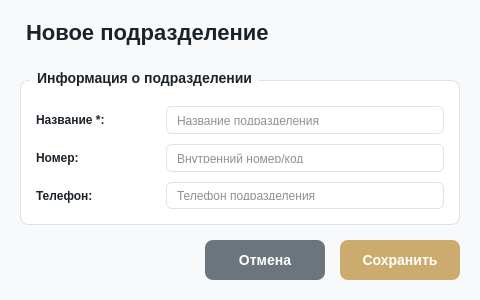
The window that client/ui/system/departments/department_dialog.ui (lerakaplich/Documents) describes before a commit, drawn with Qt 5.
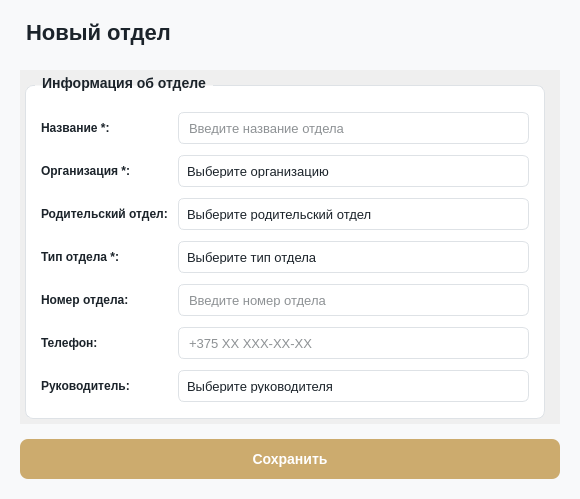
The same window after the commit. Icons and pictures are not drawn.

Diff of the .ui file:
```diff
--- a/client/ui/system/departments/department_dialog.ui
+++ b/client/ui/system/departments/department_dialog.ui
@@ -6,62 +6,188 @@
    <rect>
     <x>0</x>
     <y>0</y>
-    <width>480</width>
-    <height>300</height>
+    <width>580</width>
+    <height>499</height>
    </rect>
   </property>
-  <property name="minimumSize">
-   <size>
-    <width>480</width>
-    <height>300</height>
-   </size>
-  </property>
-  <property name="maximumSize">
-   <size>
-    <width>16777215</width>
-    <height>300</height>
-   </size>
-  </property>
   <property name="windowTitle">
    <string>Подразделение</string>
   </property>
   <property name="styleSheet">
-   <string notr="true">
+   <string notr="true">QScrollArea {
+ border: none;
+ background-color: transparent;
+}
 QDialog {
     background-color: #f8f9fa;
 }
-</string>
-  </property>
-  <layout class="QVBoxLayout" name="mainLayout">
-   <property name="spacing">
-    <number>15</number>
-   </property>
-   <property name="leftMargin">
-    <number>20</number>
-   </property>
-   <property name="topMargin">
-    <number>20</number>
-   </property>
-   <property name="rightMargin">
-    <number>20</number>
-   </property>
-   <property name="bottomMargin">
-    <number>20</number>
-   </property>
-   <item>
-    <widget class="QLabel" name="titleLabel">
-     <property name="styleSheet">
-      <string>font-size: 22px; font-weight: bold; color: #1B232A; margin-bottom: 10px;</string>
-     </property>
-     <property name="text">
-      <string>Новое подразделение</string>
-     </property>
-    </widget>
-   </item>
-   <item>
-    <widget class="QGroupBox" name="deptInfoGroup">
-     <property name="styleSheet">
-      <string>QGroupBox {
+QCheckBox {
+    color: #1B232A;
+    spacing: 0px;
+    font-size: 12px;
+    background: transparent;
+}
+
+QCheckBox::indicator {
+    width: 18px;
+    height: 18px;
+    image: url(&quot;D:/Documents/client/icons/cb_unchecked.png&quot;);
+}
+
+QCheckBox::indicator:checked {
+    image: url(&quot;D:/Documents/client/icons/cb_checked.png&quot;);
+}
+
+QScrollBar::vertical {
+    background: #F5F5F5;
+    width: 8px;
+    border-radius: 4px;
+    margin: 0px;
+    border: none;
+}
+
+QScrollBar::handle:vertical {
+    background: #C1C1C1;
+    border-radius: 4px;
+    min-height: 20px;
+}
+
+QScrollBar::handle:vertical:hover {
+    background: #A0A0A0;
+}
+
+QScrollBar::handle:vertical:pressed {
+    background: #888888;
+}
+
+QScrollBar::add-line:vertical,
+QScrollBar::sub-line:vertical {
+    border: none;
+    background: none;
+    width: 0px;
+    height: 0px;
+}
+
+QScrollBar::add-page:vertical,
+QScrollBar::sub-page:vertical {
+    background: none;
+}
+
+QScrollBar:horizontal {
+    border: none;
+    background: #F5F5F5;
+    height: 8px;
+    margin: 0px;
+    border-radius: 4px;
+}
+
+QScrollBar::handle:horizontal {
+    background: #C1C1C1;
+    border-radius: 4px;
+    min-width: 20px;
+}
+
+QScrollBar::handle:horizontal:hover {
+    background: #A0A0A0;
+}
+
+QScrollBar::handle:horizontal:pressed {
+    background: #888888;
+}
+
+QScrollBar::add-line:horizontal,
+QScrollBar::sub-line:horizontal {
+    border: none;
+    background: none;
+    width: 0px;
+    height: 0px;
+}
+
+QScrollBar::add-page:horizontal,
+QScrollBar::sub-page:horizontal {
+    background: none;
+}
+
+/* ===== СТИЛИ ДЛЯ QComboBox ===== */
+QComboBox {
+    border: 1px solid #dee2e6;
+    border-radius: 6px;
+    padding: 8px;
+    padding-right: 30px;
+    background-color: white;
+    color: #1B232A;
+    font-size: 13px;
+    outline: none;
+}
+
+QComboBox:hover {
+    border-color: #ccab6e;
+}
+
+QComboBox:focus {
+    border: 2px solid #ccab6e;
+}
+
+QComboBox::drop-down {
+    subcontrol-origin: padding;
+    subcontrol-position: top right;
+    width: 30px;
+    border: none;
+}
+
+QComboBox::down-arrow {
+    image: url(D:/Documents/client/icons/down_arrow_combo.svg);
+    width: 16px;
+    height: 16px;
+    margin-right: 6px;
+}
+
+QComboBox QAbstractItemView {
+    border-radius: 6px;
+    background-color: white;
+    color: #1B232A;
+    padding: 4px;
+    outline: none;
+    border: 1px solid #ccab6e;
+}
+
+QComboBox QAbstractItemView::item {
+    padding: 8px;
+    color: #1B232A;
+    border: none;
+    outline: none;
+}
+
+QComboBox QAbstractItemView::item:hover {
+    background-color: #e3f2fd;
+    color: #1B232A;
+}
+
+QComboBox QAbstractItemView::item:selected {
+    background-color: #e3f2fd;
+    color: #1B232A;
+}
+
+/* ===== СТИЛИ ДЛЯ QLineEdit ===== */
+QLineEdit {
+    border: 1px solid #dee2e6;
+    border-radius: 6px;
+    padding: 8px;
+    background-color: white;
+    color: #1B232A;
+    font-size: 13px;
+}
+
+QLineEdit:hover {
+    border-color: #ccab6e;
+}
+
+QLineEdit:focus {
+    border: 2px solid #ccab6e;
+}
+
+/* ===== СТИЛИ ДЛЯ QGroupBox ===== */
+QGroupBox {
     font-weight: bold;
     font-size: 14px;
     border: 1px solid #dee2e6;
@@ -75,12 +201,157 @@
     left: 10px;
     padding: 0 5px 0 5px;
     color: #1B232A;
+}
+
+/* ===== СТИЛИ ДЛЯ QPushButton (Сохранить) ===== */
+QPushButton#saveButton {
+    background-color: #ccab6e;
+    color: white;
+    border-radius: 8px;
+    font-weight: bold;
+    font-size: 14px;
+    border: none;
+}
+QPushButton#saveButton:hover {
+    background-color: #b8945a;
+}
+QPushButton#saveButton:pressed {
+    background-color: #a07d4a;
 }</string>
      </property>
+  <layout class="QVBoxLayout" name="mainLayout">
+   <property name="spacing">
+    <number>15</number>
+   </property>
+   <property name="leftMargin">
+    <number>20</number>
+   </property>
+   <property name="topMargin">
+    <number>20</number>
+   </property>
+   <property name="rightMargin">
+    <number>20</number>
+   </property>
+   <property name="bottomMargin">
+    <number>20</number>
+   </property>
+   <item>
+    <widget class="QLabel" name="titleLabel">
+     <property name="styleSheet">
+      <string>font-size: 22px; font-weight: bold; color: #1B232A; margin-bottom: 10px;</string>
+     </property>
+     <property name="text">
+      <string>Новый отдел</string>
+     </property>
+    </widget>
+   </item>
+   <item>
+    <widget class="QScrollArea" name="scrollArea">
+     <property name="styleSheet">
+      <string notr="true">QScrollBar::vertical {
+    background: #F5F5F5;
+    width: 8px;
+    border-radius: 4px;
+    margin: 0px;
+    border: none;
+}
+
+QScrollBar::handle:vertical {
+    background: #C1C1C1;
+    border-radius: 4px;
+    min-height: 20px;
+}
+
+QScrollBar::handle:vertical:hover {
+    background: #A0A0A0;
+}
+
+QScrollBar::handle:vertical:pressed {
+    background: #888888;
+}
+
+QScrollBar::add-line:vertical,
+QScrollBar::sub-line:vertical {
+    border: none;
+    background: none;
+    width: 0px;
+    height: 0px;
+}
+
+QScrollBar::add-page:vertical,
+QScrollBar::sub-page:vertical {
+    background: none;
+}
+
+QScrollBar:horizontal {
+    border: none;
+    background: #F5F5F5;
+    height: 8px;
+    margin: 0px;
+    border-radius: 4px;
+}
+
+QScrollBar::handle:horizontal {
+    background: #C1C1C1;
+    border-radius: 4px;
+    min-width: 20px;
+}
+
+QScrollBar::handle:horizontal:hover {
+    background: #A0A0A0;
+}
+
+QScrollBar::handle:horizontal:pressed {
+    background: #888888;
+}
+
+QScrollBar::add-line:horizontal,
+QScrollBar::sub-line:horizontal {
+    border: none;
+    background: none;
+    width: 0px;
+    height: 0px;
+}
+
+QScrollBar::add-page:horizontal,
+QScrollBar::sub-page:horizontal {
+    background: none;
+}</string>
+     </property>
+     <property name="widgetResizable">
+      <bool>true</bool>
+     </property>
+     <widget class="QWidget" name="scrollContent">
+      <property name="geometry">
+       <rect>
+        <x>0</x>
+        <y>0</y>
+        <width>540</width>
+        <height>349</height>
+       </rect>
+      </property>
+      <layout class="QVBoxLayout" name="scrollLayout">
+       <property name="spacing">
+        <number>20</number>
+       </property>
+       <property name="leftMargin">
+        <number>5</number>
+       </property>
+       <property name="topMargin">
+        <number>5</number>
+       </property>
+       <property name="rightMargin">
+        <number>15</number>
+       </property>
+       <property name="bottomMargin">
+        <number>5</number>
+       </property>
+       <item>
+        <widget class="QGroupBox" name="departmentInfoGroup">
      <property name="title">
-      <string>Информация о подразделении</string>
-     </property>
-     <layout class="QGridLayout" name="deptInfoLayout">
+          <string>Информация об отделе</string>
+         </property>
+         <layout class="QGridLayout" name="departmentInfoLayout">
       <property name="leftMargin">
        <number>15</number>
       </property>
@@ -97,13 +368,7 @@
        <number>10</number>
       </property>
       <item row="0" column="0">
-       <widget class="QLabel" name="labelName">
-        <property name="minimumSize">
-         <size>
-          <width>120</width>
-          <height>0</height>
-         </size>
-        </property>
+           <widget class="QLabel" name="nameLabel">
         <property name="styleSheet">
          <string>color: #1B232A; font-weight: 500;</string>
         </property>
@@ -113,12 +378,21 @@
        </widget>
       </item>
       <item row="0" column="1">
-       <widget class="QLineEdit" name="lineEditName">
-        <property name="styleSheet">
-         <string>border: 1px solid #dee2e6; border-radius: 6px; padding: 8px; background-color: white; color: #1B232A;</string>
+           <widget class="QLineEdit" name="nameEdit">
+            <property name="minimumSize">
+             <size>
+              <width>0</width>
+              <height>32</height>
+             </size>
+            </property>
+            <property name="maximumSize">
+             <size>
+              <width>16777215</width>
+              <height>32</height>
+             </size>
         </property>
         <property name="placeholderText">
-         <string>Название подразделения</string>
+             <string>Введите название отдела</string>
         </property>
        </widget>
       </item>
@@ -128,17 +402,29 @@
          <string>color: #1B232A; font-weight: 500;</string>
         </property>
         <property name="text">
-         <string>Номер:</string>
+             <string>Организация *:</string>
         </property>
        </widget>
       </item>
       <item row="1" column="1">
-       <widget class="QLineEdit" name="lineEditNumber">
+           <widget class="QComboBox" name="organizationCombo">
+            <property name="minimumSize">
+             <size>
+              <width>0</width>
+              <height>32</height>
+             </size>
+            </property>
+            <property name="maximumSize">
+             <size>
+              <width>16777215</width>
+              <height>32</height>
+             </size>
+            </property>
         <property name="styleSheet">
-         <string>border: 1px solid #dee2e6; border-radius: 6px; padding: 8px; background-color: white; color: #1B232A;</string>
+             <string notr="true">background-color: transparent;</string>
         </property>
         <property name="placeholderText">
-         <string>Внутренний номер/код</string>
+             <string>Выберите организацию</string>
         </property>
        </widget>
       </item>
@@ -148,106 +434,173 @@
          <string>color: #1B232A; font-weight: 500;</string>
         </property>
         <property name="text">
-         <string>Телефон:</string>
+             <string>Родительский отдел:</string>
         </property>
        </widget>
       </item>
       <item row="2" column="1">
-       <widget class="QLineEdit" name="lineEditPhone">
-        <property name="styleSheet">
-         <string>border: 1px solid #dee2e6; border-radius: 6px; padding: 8px; background-color: white; color: #1B232A;</string>
-        </property>
+           <widget class="QComboBox" name="parentDepartmentCombo">
+            <property name="minimumSize">
+             <size>
+              <width>0</width>
+              <height>32</height>
+             </size>
+            </property>
+            <property name="maximumSize">
+             <size>
+              <width>16777215</width>
+              <height>32</height>
+             </size>
+            </property>
         <property name="placeholderText">
-         <string>Телефон подразделения</string>
+             <string>Выберите родительский отдел</string>
         </property>
        </widget>
       </item>
-     </layout>
-    </widget>
-   </item>
-   <item>
-    <layout class="QHBoxLayout" name="buttonLayout">
-     <property name="spacing">
-      <number>15</number>
-     </property>
-     <item>
-      <spacer name="buttonSpacer">
-       <property name="orientation">
-        <enum>Qt::Orientation::Horizontal</enum>
-       </property>
-       <property name="sizeHint" stdset="0">
+          <item row="3" column="0">
+           <widget class="QLabel" name="typeLabel">
+            <property name="styleSheet">
+             <string>color: #1B232A; font-weight: 500;</string>
+            </property>
+            <property name="text">
+             <string>Тип отдела *:</string>
+            </property>
+           </widget>
+          </item>
+          <item row="3" column="1">
+           <widget class="QComboBox" name="typeCombo">
+            <property name="minimumSize">
+             <size>
+              <width>0</width>
+              <height>32</height>
+             </size>
+            </property>
+            <property name="maximumSize">
+             <size>
+              <width>16777215</width>
+              <height>32</height>
+             </size>
+            </property>
+            <property name="placeholderText">
+             <string>Выберите тип отдела</string>
+            </property>
+           </widget>
+          </item>
+          <item row="4" column="0">
+           <widget class="QLabel" name="departmentNumberLabel">
+            <property name="styleSheet">
+             <string>color: #1B232A; font-weight: 500;</string>
+            </property>
+            <property name="text">
+             <string>Номер отдела:</string>
+            </property>
+           </widget>
+          </item>
+          <item row="4" column="1">
+           <widget class="QLineEdit" name="departmentNumberEdit">
+            <property name="minimumSize">
         <size>
-         <width>40</width>
-         <height>20</height>
-        </size>
-       </property>
-      </spacer>
-     </item>
-     <item>
-      <widget class="QPushButton" name="btnCancel">
+              <width>0</width>
+              <height>32</height>
+             </size>
+            </property>
+            <property name="maximumSize">
+             <size>
+              <width>16777215</width>
+              <height>32</height>
+             </size>
+            </property>
+            <property name="placeholderText">
+             <string>Введите номер отдела</string>
+            </property>
+           </widget>
+          </item>
+          <item row="5" column="0">
+           <widget class="QLabel" name="phoneLabel">
+            <property name="styleSheet">
+             <string>color: #1B232A; font-weight: 500;</string>
+            </property>
+            <property name="text">
+             <string>Телефон:</string>
+            </property>
+           </widget>
+          </item>
+          <item row="5" column="1">
+           <widget class="QLineEdit" name="phoneEdit">
        <property name="minimumSize">
         <size>
-         <width>120</width>
-         <height>40</height>
-        </size>
-       </property>
-       <property name="cursor">
-        <cursorShape>PointingHandCursor</cursorShape>
-       </property>
+              <width>0</width>
+              <height>32</height>
+             </size>
+            </property>
+            <property name="maximumSize">
+             <size>
+              <width>16777215</width>
+              <height>32</height>
+             </size>
+            </property>
+            <property name="placeholderText">
+             <string>+375 XX XXX-XX-XX</string>
+            </property>
+           </widget>
+          </item>
+          <item row="6" column="0">
+           <widget class="QLabel" name="headLabel">
        <property name="styleSheet">
-        <string>QPushButton {
-    background-color: #6c757d;
-    color: white;
-    border-radius: 8px;
-    font-weight: bold;
-    font-size: 14px;
-    border: none;
-}
-QPushButton:hover {
-    background-color: #5a6268;
-}
-QPushButton:pressed {
-    background-color: #545b62;
-}</string>
+             <string>color: #1B232A; font-weight: 500;</string>
        </property>
        <property name="text">
-        <string>Отмена</string>
+             <string>Руководитель:</string>
        </property>
       </widget>
      </item>
+          <item row="6" column="1">
+           <widget class="QComboBox" name="headCombo">
+            <property name="minimumSize">
+             <size>
+              <width>0</width>
+              <height>32</height>
+             </size>
+            </property>
+            <property name="maximumSize">
+             <size>
+              <width>16777215</width>
+              <height>32</height>
+             </size>
+            </property>
+            <property name="placeholderText">
+             <string>Выберите руководителя</string>
+            </property>
+           </widget>
+          </item>
+         </layout>
+        </widget>
+       </item>
+      </layout>
+     </widget>
+    </widget>
+   </item>
      <item>
-      <widget class="QPushButton" name="btnSave">
+    <widget class="QPushButton" name="saveButton">
        <property name="minimumSize">
         <size>
          <width>120</width>
          <height>40</height>
         </size>
        </property>
+     <property name="maximumSize">
+      <size>
+       <width>16777215</width>
+       <height>40</height>
+      </size>
+     </property>
        <property name="cursor">
         <cursorShape>PointingHandCursor</cursorShape>
        </property>
-       <property name="styleSheet">
-        <string>QPushButton {
-    background-color: #ccab6e;
-    color: white;
-    border-radius: 8px;
-    font-weight: bold;
-    font-size: 14px;
-    border: none;
-}
-QPushButton:hover {
-    background-color: #b8945a;
-}
-QPushButton:pressed {
-    background-color: #a07d4a;
-}</string>
-       </property>
        <property name="text">
         <string>Сохранить</string>
        </property>
       </widget>
-     </item>
-    </layout>
    </item>
   </layout>
  </widget>
```
Left out of the diff: 6 changed lines with no effect on the pictures. Lines whose indentation alone changed are shown as unchanged.
